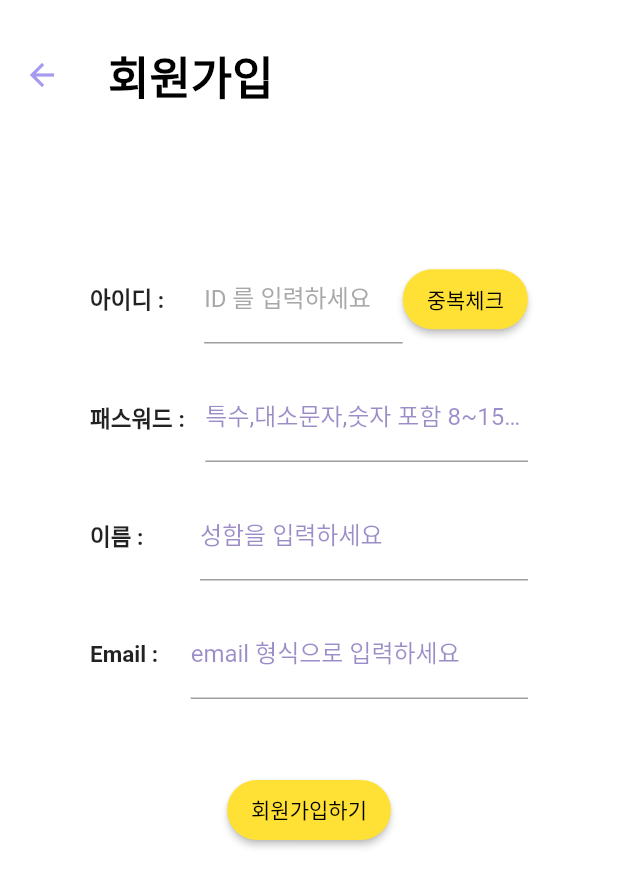
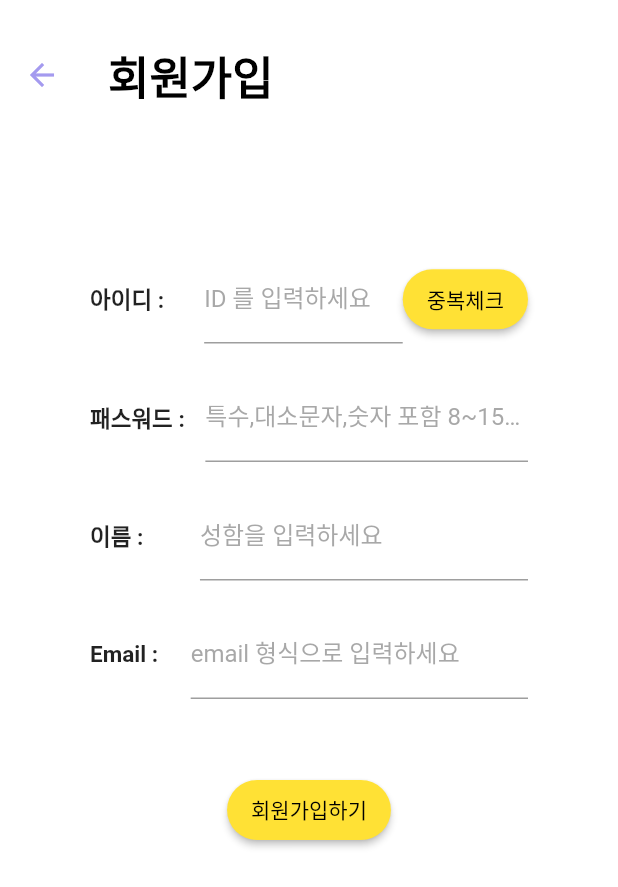
Before and after one commit to python-project-3Joe/Musik, a Flutter app: the SignUp screen opened by its route, on a phone screen of 412 x 824 dp. Shown: the top 887 px of the screen. Run offline on Flutter 3.47's test engine with Material 2 defaults, Android fonts, the phone set to English and light mode, and no system bars; network calls fail.

Commit message:
login, sign_up

```diff
--- a/musik/lib/Login/login.dart
+++ b/musik/lib/Login/login.dart
@@ -3,6 +3,7 @@ import 'package:flutter/material.dart';
 import 'package:http/http.dart' as http;
 import 'package:musik/Login/findMain.dart';
 import 'package:musik/Login/findMain2.dart';
+import 'package:musik/maintabpage.dart';
 import 'package:musik/view/diaryhome.dart';
 
 class LoginPage extends StatefulWidget {
@@ -221,7 +222,7 @@ class _LoginPageState extends State<LoginPage> {
   Future<bool> updateAction() async {
     users = []; // 초기화
     var url = Uri.parse(
-        'http://localhost:8080/Flutter/musik/daily_login.jsp?u_id=$id&u_pw=$pw'
+        'http://localhost:8080/Flutter/musik/daily_login.jsp?uid=$id&upw=$pw'
         // get 방식으로 데이터 받아와서 넘기기
         );
     var response = await http.get(url);
@@ -242,7 +243,7 @@ class _LoginPageState extends State<LoginPage> {
           context,
           MaterialPageRoute(
             builder: (context) {
-              return DiaryHome(); // Map으로 보내
+              return const MainTabPage(); // Map으로 보내
             },
           ),
         ); // 로그인 성공 리스트 화면으로 이동
--- a/musik/lib/Login/sign_up.dart
+++ b/musik/lib/Login/sign_up.dart
@@ -161,7 +161,7 @@ class _SignUpState extends State<SignUp> {
                             decoration: const InputDecoration(
                               labelText: '특수,대소문자,숫자 포함 8~15자이내로 입력',
                               labelStyle: TextStyle(
-                                color: Color.fromARGB(150, 87, 62, 162),
+                                color: Color.fromARGB(149, 106, 106, 106),
                               ),
                               focusedBorder: UnderlineInputBorder(
                                 borderSide: BorderSide(
@@ -195,7 +195,7 @@ class _SignUpState extends State<SignUp> {
                             decoration: const InputDecoration(
                               labelText: '성함을 입력하세요',
                               labelStyle: TextStyle(
-                                color: Color.fromARGB(150, 87, 62, 162),
+                                color: Color.fromARGB(149, 106, 106, 106),
                               ),
                               focusedBorder: UnderlineInputBorder(
                                 borderSide: BorderSide(
@@ -228,7 +228,7 @@ class _SignUpState extends State<SignUp> {
                             decoration: const InputDecoration(
                               labelText: 'email 형식으로 입력하세요',
                               labelStyle: TextStyle(
-                                color: Color.fromARGB(150, 87, 62, 162),
+                                color: Color.fromARGB(149, 106, 106, 106),
                               ),
                               focusedBorder: UnderlineInputBorder(
                                 borderSide: BorderSide(
--- a/musik/lib/main.dart
+++ b/musik/lib/main.dart
@@ -42,7 +42,7 @@
         // tabbar 페이지
         '/tabbar': (context) => const MainTabPage(),
       },
-      initialRoute: '/tabbar',
+      initialRoute: '/Log_in',
       debugShowCheckedModeBanner: false,
     );
   }
```
